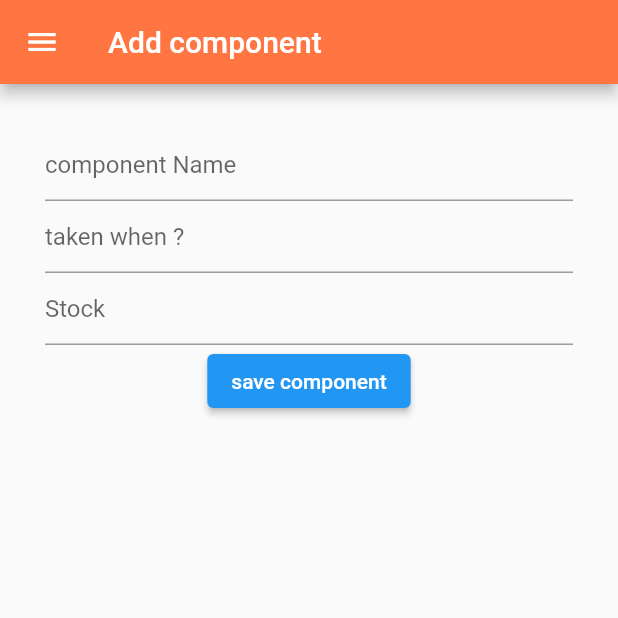
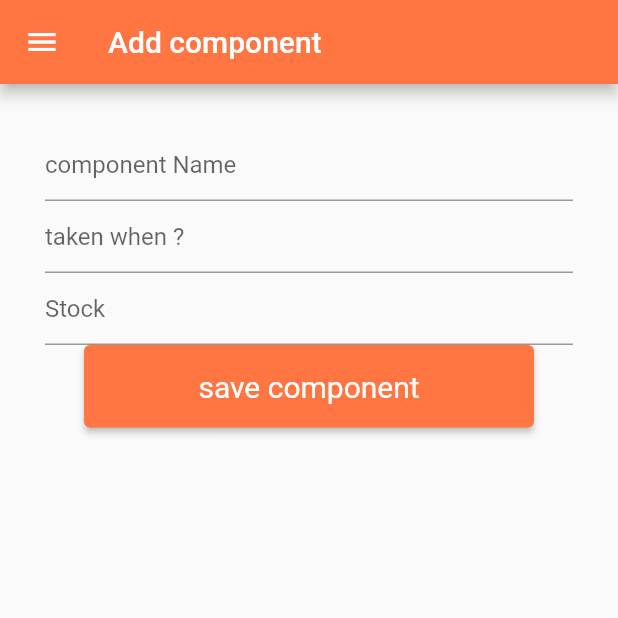
Before and after one commit to MoezBenHassen/GSTOCK-ll, a Flutter app: the AddComponent screen opened directly with empty values, on a phone screen of 412 x 824 dp, the top half of it. Run offline on Flutter 3.47's test engine with Material 2 defaults, Android fonts, the phone set to English and light mode, and no system bars; our stand-ins replace sqflite; accounts and stored records are empty.

Commit message:
visual update

```diff
--- a/lib/main.dart
+++ b/lib/main.dart
@@ -22,8 +22,8 @@ void main() {
         'memberlist': (context) => MemberList(),
         'categorylist': (context) => CategoryList(),
         //'componentlist': (context) => ComponentList(),
-        //'addcateg': (context) => AddCateg(),
-        //'addmem' : (context) => AddMembre(),
+        'addcateg': (context) => AddCateg(),
+        'addmem' : (context) => AddMembre(),
       },
     )
   );
--- a/lib/pages/Composants/add_composants.dart
+++ b/lib/pages/Composants/add_composants.dart
@@ -48,13 +48,18 @@ class _AddComponentState extends State<AddComponent> {
   @override
   Widget build(BuildContext context) {
     return Scaffold(
+      resizeToAvoidBottomInset: false,
       drawer : Drawer (
           child : ListView(
             padding : EdgeInsets.zero,
             children: [
               const DrawerHeader(
                 decoration : BoxDecoration(
-                  color : Color(0xFFFF7643),
+                  gradient : LinearGradient(
+                    begin: Alignment.topLeft,
+                    end: Alignment.bottomRight,
+                    colors: <Color>[Color(0xFFFFA53E), Color(0xFFFF7643)],
+                  ),
                 ),
                 child : Text ("Menu"),
               ),
@@ -83,7 +88,10 @@ class _AddComponentState extends State<AddComponent> {
         child: Column(children: [
           TextField(
             controller: nameController,
-            decoration: InputDecoration(hintText: 'component Name'),
+            decoration: InputDecoration(
+                hintText: 'component Name',
+                floatingLabelBehavior: FloatingLabelBehavior.always,
+            ),
           ),
           TextField(
             controller: obtenueController,
@@ -98,6 +106,12 @@ class _AddComponentState extends State<AddComponent> {
           ),
 
           ElevatedButton(
+              style: ElevatedButton.styleFrom(
+                fixedSize: const Size.fromWidth(300),
+                textStyle: const TextStyle(fontSize: 20),
+                padding: const EdgeInsets.all(16),
+                primary: Color(0xFFFF7643),
+              ),
               onPressed: () {
                 Composant comp = Composant(
                     name: nameController.text,
```
Also changed, not shown: lib/pages/Categories/add_categories.dart (+15 -3 lines), lib/pages/Categories/edit_categories.dart (+11 -1 lines), lib/pages/Categories/list_categories.dart (+6 -1 lines), lib/pages/Composants/edit_composants.dart (+11 -1 lines), lib/pages/Composants/list_composants.dart (+6 -1 lines), lib/pages/Membres/add_membres.dart (+12 -1 lines), lib/pages/Membres/edit_membres.dart (+11 -1 lines), lib/pages/Membres/list_membres.dart (+6 -1 lines), lib/pages/menu.dart (+8 -2 lines).
